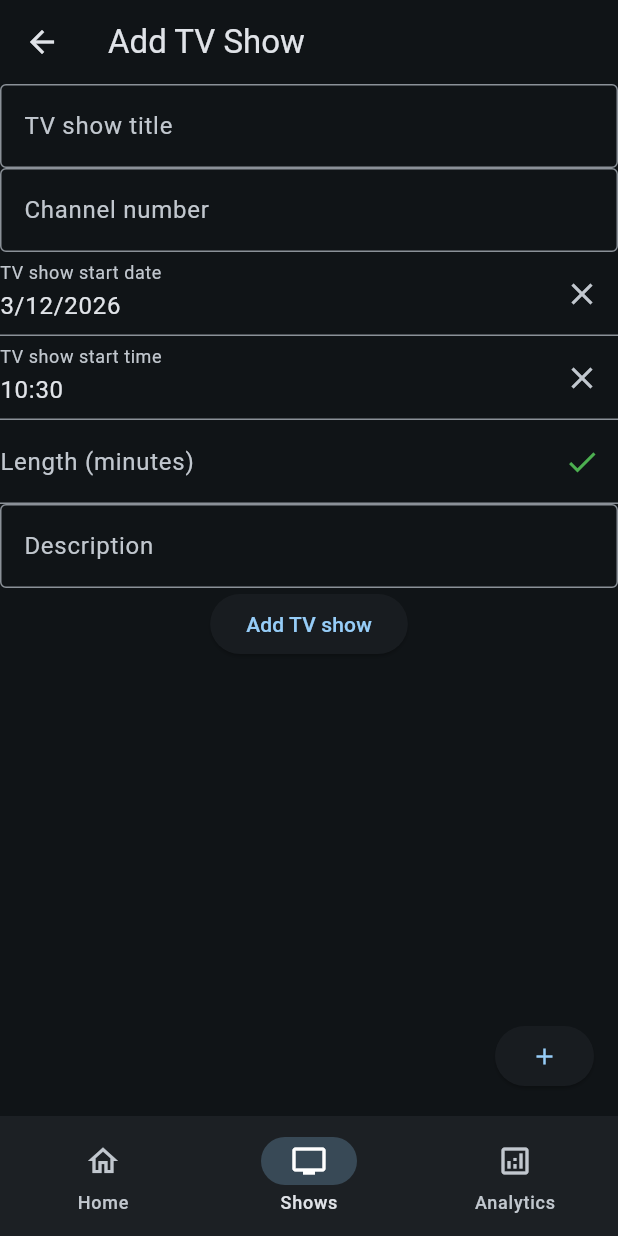
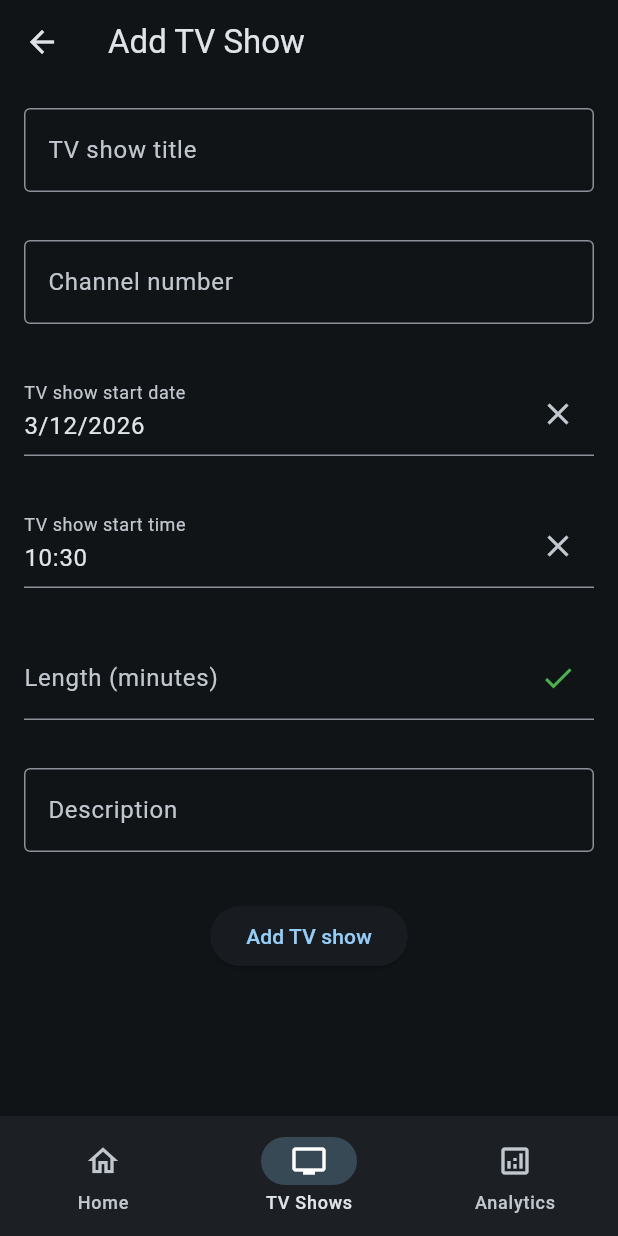
Before and after one commit to zopinos/tv-board, a Flutter app: the screen it shows after launch, item 2 of the bottom bar chosen, after a tap on the "add" icon, on a phone screen of 412 x 824 dp. Run offline on Flutter 3.47's test engine with Material 3 defaults, Android fonts, the phone set to English and light mode, and no system bars; drawn by our look-alikes of flutter_form_builder; our stand-ins replace form_builder_validators, get, hive_ce_flutter; accounts and stored records are empty.

Commit message:
Polish TV show list

```diff
--- a/lib/controllers/tv_show_controller.dart
+++ b/lib/controllers/tv_show_controller.dart
@@ -16,6 +16,7 @@ class TvShowController {
       shows.value = (storedShows as List)
           .map((show) => TvShow.fromJson(show))
           .toList();
+      shows.sort((a, b) => a.startDateTime.compareTo(b.startDateTime));
     }
   }
 
@@ -25,11 +26,13 @@ class TvShowController {
 
   void add(TvShow show) {
     shows.add(show);
+    shows.sort((a, b) => a.startDateTime.compareTo(b.startDateTime));
     _save();
   }
 
   void update(TvShow show) {
     shows.firstWhere((element) => element.id == show.id).replaceWith(show);
+    shows.sort((a, b) => a.startDateTime.compareTo(b.startDateTime));
     shows.refresh();
     _save();
   }
--- a/lib/main.dart
+++ b/lib/main.dart
@@ -8,9 +8,9 @@ import 'package:tv_program_manager/controllers/navigation_controller.dart';
 import 'package:tv_program_manager/controllers/tv_show_controller.dart';
 import 'package:tv_program_manager/pages/analytics/analytics_page.dart';
 import 'package:tv_program_manager/pages/home/home_page.dart';
-import 'package:tv_program_manager/pages/shows/show_edit_page.dart';
-import 'package:tv_program_manager/pages/shows/shows_add_page.dart';
-import 'package:tv_program_manager/pages/shows/shows_page.dart';
+import 'package:tv_program_manager/pages/shows/tv_show_edit_page.dart';
+import 'package:tv_program_manager/pages/shows/tv_shows_add_page.dart';
+import 'package:tv_program_manager/pages/shows/tv_shows_page.dart';
 
 Future<void> main() async {
   await Hive.initFlutter();
@@ -33,10 +33,10 @@ class MainApp extends StatelessWidget {
       initialRoute: Destinations.home,
       getPages: [
         GetPage(name: Destinations.home, page: () => HomePage()),
-        GetPage(name: Destinations.shows, page: () => ShowsPage()),
-        GetPage(name: Destinations.showsAdd, page: () => ShowsAddPage()),
+        GetPage(name: Destinations.shows, page: () => TvShowsPage()),
+        GetPage(name: Destinations.showsAdd, page: () => TvShowsAddPage()),
         //GetPage(name: Destinations.showsDetail, page: () => ShowDetailPage()),
-        GetPage(name: Destinations.showsEdit, page: () => ShowEditPage()),
+        GetPage(name: Destinations.showsEdit, page: () => TvShowEditPage()),
         GetPage(name: Destinations.analytics, page: () => AnalyticsPage()),
       ],
       theme: ThemeData(
--- a/lib/pages/shows/show_edit_page.dart
+++ b/lib/pages/shows/tv_show_edit_page.dart
@@ -4,8 +4,8 @@
 import 'package:tv_program_manager/widgets/base_page.dart';
 import 'package:tv_program_manager/widgets/tv_show_input.dart';
 
-class ShowEditPage extends StatelessWidget {
-  const ShowEditPage({super.key});
+class TvShowEditPage extends StatelessWidget {
+  const TvShowEditPage({super.key});
 
   @override
   Widget build(BuildContext context) {
--- a/lib/pages/shows/shows_add_page.dart
+++ b/lib/pages/shows/tv_shows_add_page.dart
@@ -2,8 +2,8 @@ import 'package:flutter/material.dart';
 import 'package:tv_program_manager/widgets/base_page.dart';
 import 'package:tv_program_manager/widgets/tv_show_input.dart';
 
-class ShowsAddPage extends StatelessWidget {
-  const ShowsAddPage({super.key});
+class TvShowsAddPage extends StatelessWidget {
+  const TvShowsAddPage({super.key});
 
   @override
   Widget build(BuildContext context) {
--- /dev/null
+++ b/lib/pages/shows/tv_shows_page.dart
@@ -0,0 +1,44 @@
+import 'package:flutter/material.dart';
+import 'package:get/get.dart';
+import 'package:tv_program_manager/constants/destinations.dart';
+import 'package:tv_program_manager/styling/sizes.dart';
+import 'package:tv_program_manager/styling/typography.dart';
+import 'package:tv_program_manager/widgets/base_page.dart';
+import 'package:tv_program_manager/widgets/tv_show_list.dart';
+
+class TvShowsPage extends StatelessWidget {
+  const TvShowsPage({super.key});
+
+  @override
+  Widget build(BuildContext context) {
+    return BasePage(
+      title: 'TV Shows',
+      body: Column(
+        children: [
+          Container(
+            margin: EdgeInsets.all(Margins.defaultMargin),
+            child: ElevatedButton(
+              onPressed: () => Get.toNamed(Destinations.showsAdd),
+              child: const Icon(Icons.add),
+            ),
+          ),
+          Align(
+            alignment: Alignment.centerLeft,
+            child: Container(
+              margin: EdgeInsets.all(Margins.defaultMargin),
+              child: Text(
+                "TV Shows",
+                style: TextStyle(
+                  fontSize: FontSizes.lg,
+                  fontWeight: FontWeight.bold,
+                ),
+              ),
+            ),
+          ),
+
+          TvShowList(),
+        ],
+      ),
+    );
+  }
+}
--- /dev/null
+++ b/lib/styling/sizes.dart
@@ -0,0 +1,12 @@
+class Widths {
+  static double maxWidth = 720;
+}
+
+class Margins {
+  static double defaultMargin = 16;
+  static double compactMargin = 8;
+}
+
+class Paddings {
+  static double defaultPadding = 16;
+}
--- /dev/null
+++ b/lib/styling/typography.dart
@@ -0,0 +1,5 @@
+class FontSizes {
+  static double base = 16;
+  static double sm = 12;
+  static double lg = 24;
+}
--- /dev/null
+++ b/lib/utils/formatter.dart
@@ -0,0 +1,4 @@
+import 'package:intl/intl.dart';
+
+final DateFormat timeFormatter = DateFormat("HH:mm");
+final DateFormat dateFormatter = DateFormat("dd/MM/yyyy");
--- a/lib/widgets/base_page.dart
+++ b/lib/widgets/base_page.dart
@@ -1,6 +1,7 @@
 import 'package:flutter/material.dart';
 import 'package:get/get.dart';
 import 'package:tv_program_manager/constants/destinations.dart';
+import 'package:tv_program_manager/styling/sizes.dart';
 import 'package:tv_program_manager/widgets/tv_bottom_navigation_bar.dart';
 
 class BasePage extends StatelessWidget {
@@ -13,12 +14,10 @@ class BasePage extends StatelessWidget {
   Widget build(BuildContext context) {
     return Scaffold(
       appBar: AppBar(title: Text(title)),
-      body: body,
+      body: Center(
+        child: SizedBox(width: Widths.maxWidth, child: body),
+      ),
       bottomNavigationBar: TvBottomNavigationBar(),
-      floatingActionButton: ElevatedButton(
-        onPressed: () => Get.toNamed(Destinations.showsAdd),
-        child: const Icon(Icons.add),
-      ),
     );
   }
 }
--- a/lib/widgets/tv_bottom_navigation_bar.dart
+++ b/lib/widgets/tv_bottom_navigation_bar.dart
@@ -22,7 +22,7 @@ class TvBottomNavigationBar extends StatelessWidget {
           NavigationDestination(
             icon: Icon(Icons.tv_outlined),
             selectedIcon: Icon(Icons.tv, color: Colors.white),
-            label: "Shows",
+            label: "TV Shows",
           ),
           NavigationDestination(
             icon: Icon(Icons.analytics_outlined),
--- a/lib/widgets/tv_show_input.dart
+++ b/lib/widgets/tv_show_input.dart
@@ -5,6 +5,7 @@ import 'package:get/get.dart';
 import 'package:tv_program_manager/controllers/length_controller.dart';
 import 'package:tv_program_manager/controllers/tv_show_controller.dart';
 import 'package:tv_program_manager/models/tv_show.dart';
+import 'package:tv_program_manager/styling/sizes.dart';
 import 'package:tv_program_manager/utils/identification.dart';
 
 class TvShowInput extends StatelessWidget {
@@ -61,6 +62,11 @@ class TvShowInput extends StatelessWidget {
     }
   }
 
+  void _delete() {
+    tvShowController.delete(showToEdit!);
+    Get.back();
+  }
+
   @override
   Widget build(BuildContext context) {
     return FormBuilder(
@@ -80,7 +86,24 @@ class TvShowInput extends StatelessWidget {
       },
       child: Column(
         children: [
-          FormBuilderTextField(
+          showToEdit != null
+              ? Align(
+                  alignment: Alignment.centerRight,
+                  child: Container(
+                    margin: EdgeInsets.all(Margins.defaultMargin),
+                    child: ElevatedButton(
+                      onPressed: () => _dialogBuilder(context),
+                      child: Icon(
+                        Icons.delete,
+                        color: const Color.fromARGB(255, 255, 81, 69),
+                      ),
+                    ),
+                  ),
+                )
+              : Container(),
+          Container(
+            margin: EdgeInsets.all(Margins.defaultMargin),
+            child: FormBuilderTextField(
               name: 'show',
               decoration: InputDecoration(
                 hintText: 'TV show title',
@@ -89,14 +112,20 @@ class TvShowInput extends StatelessWidget {
               autovalidateMode: AutovalidateMode.always,
               validator: FormBuilderValidators.required(),
             ),
-          FormBuilderTextField(
+          ),
+          Container(
+            margin: EdgeInsets.all(Margins.defaultMargin),
+            child: FormBuilderTextField(
               name: 'channel',
               decoration: InputDecoration(
                 hintText: 'Channel number',
                 border: OutlineInputBorder(),
               ),
             ),
-          FormBuilderDateTimePicker(
+          ),
+          Container(
+            margin: EdgeInsets.all(Margins.defaultMargin),
+            child: FormBuilderDateTimePicker(
               name: 'startDate',
               initialDatePickerMode: DatePickerMode.day,
               inputType: InputType.date,
@@ -110,7 +139,10 @@ class TvShowInput extends StatelessWidget {
                 ),
               ),
             ),
-          FormBuilderDateTimePicker(
+          ),
+          Container(
+            margin: EdgeInsets.all(Margins.defaultMargin),
+            child: FormBuilderDateTimePicker(
               name: 'startTime',
               timePickerInitialEntryMode: TimePickerEntryMode.inputOnly,
               inputType: InputType.time,
@@ -124,7 +156,10 @@ class TvShowInput extends StatelessWidget {
                 ),
               ),
             ),
-          FormBuilderTextField(
+          ),
+          Container(
+            margin: EdgeInsets.all(Margins.defaultMargin),
+            child: FormBuilderTextField(
               autovalidateMode: AutovalidateMode.always,
               name: 'length',
               decoration: InputDecoration(
@@ -135,7 +170,8 @@ class TvShowInput extends StatelessWidget {
               ),
               onChanged: (val) {
                 lengthController.setState(
-                !(_formKey.currentState?.fields['length']?.validate() ?? false),
+                  !(_formKey.currentState?.fields['length']?.validate() ??
+                      false),
                 );
               },
               // valueTransformer: (text) => num.tryParse(text),
@@ -146,19 +182,57 @@ class TvShowInput extends StatelessWidget {
               keyboardType: TextInputType.number,
               textInputAction: TextInputAction.next,
             ),
-          FormBuilderTextField(
+          ),
+          Container(
+            margin: EdgeInsets.all(Margins.defaultMargin),
+            child: FormBuilderTextField(
               name: 'description',
               decoration: InputDecoration(
                 hintText: 'Description',
                 border: OutlineInputBorder(),
               ),
             ),
-          ElevatedButton(
+          ),
+          Container(
+            margin: EdgeInsets.all(Margins.defaultMargin),
+            child: ElevatedButton(
               onPressed: _submit,
-            child: Text(showToEdit != null ? "Update TV show" : "Add TV show"),
+              child: Text(
+                showToEdit != null ? "Update TV show" : "Add TV show",
+              ),
+            ),
           ),
         ],
       ),
     );
   }
+
+  Future<void> _dialogBuilder(BuildContext context) {
+    return showDialog<void>(
+      context: context,
+      builder: (BuildContext context) {
+        return AlertDialog(
+          title: const Text('Confirm Delete'),
+          content: const Text(
+            'Are you sure you want to delete this TV show? This action cannot be undone.',
+          ),
+          actions: [
+            TextButton(
+              child: const Text('Cancel'),
+              onPressed: () {
+                Navigator.of(context).pop();
+              },
+            ),
+            TextButton(
+              child: const Text('Delete'),
+              onPressed: () {
+                Navigator.of(context).pop();
+                _delete();
+              },
+            ),
+          ],
+        );
+      },
+    );
   }
+}
--- a/lib/widgets/tv_show_list.dart
+++ b/lib/widgets/tv_show_list.dart
@@ -1,6 +1,7 @@
 import 'package:flutter/material.dart';
 import 'package:get/get.dart';
 import 'package:tv_program_manager/controllers/tv_show_controller.dart';
+import 'package:tv_program_manager/styling/sizes.dart';
 import 'package:tv_program_manager/widgets/tv_show_list_element.dart';
 
 class TvShowList extends StatelessWidget {
@@ -13,11 +14,16 @@ class TvShowList extends StatelessWidget {
     return Obx(
       () => tvShowController.size == 0
           ? Text('No shows added yet')
-          : ListView(
-              scrollDirection: Axis.vertical,
-              children: tvShowController.shows
-                  .map((show) => TvShowListElement(tvShow: show))
-                  .toList(),
+          : Expanded(
+              child: ListView(
+                padding: EdgeInsets.symmetric(
+                  horizontal: Margins.defaultMargin,
+                ),
+                scrollDirection: Axis.vertical,
+                children: tvShowController.shows
+                    .map((show) => TvShowListElement(tvShow: show))
+                    .toList(),
+              ),
             ),
     );
   }
--- a/pubspec.yaml
+++ b/pubspec.yaml
@@ -14,6 +14,7 @@ dependencies:
   get: ^4.7.3
   hive_ce: 2.5.0+2
   hive_ce_flutter: 2.0.0
+  intl: ^0.20.2
   uuid: ^4.5.3
 
 dev_dependencies:
```
Also changed, not shown: lib/pages/shows/shows_page.dart (deleted, +0 -24 lines), lib/widgets/tv_show_list_element.dart (+40 -12 lines), pubspec.lock. Lines whose indentation alone changed are shown as unchanged.
